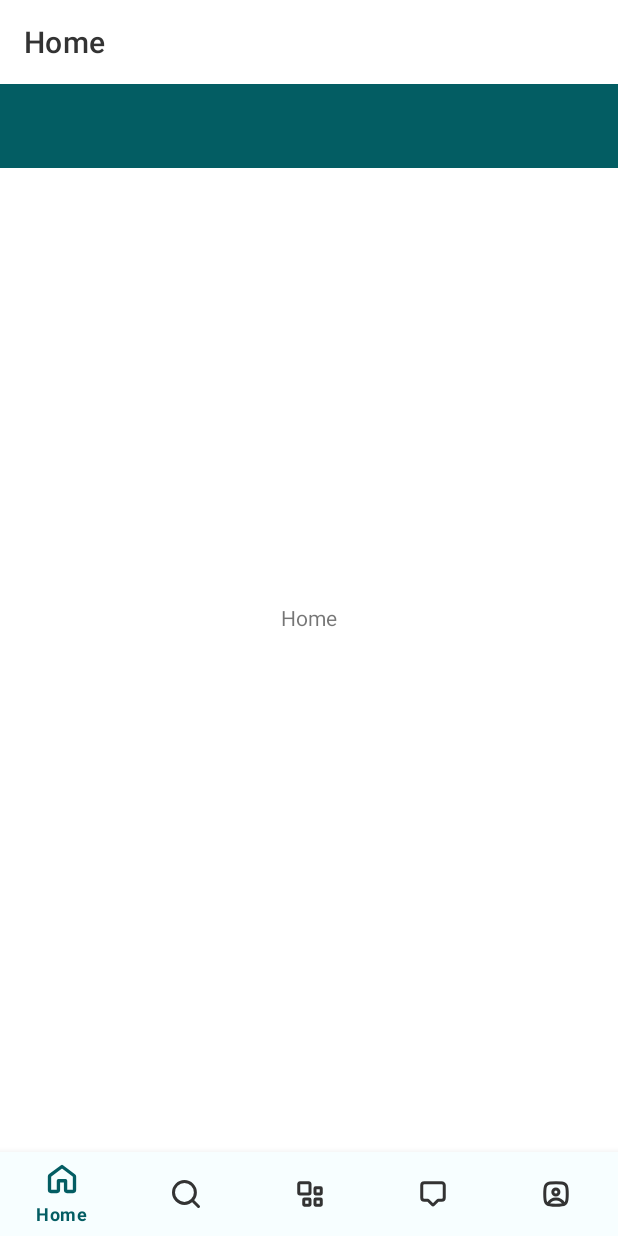
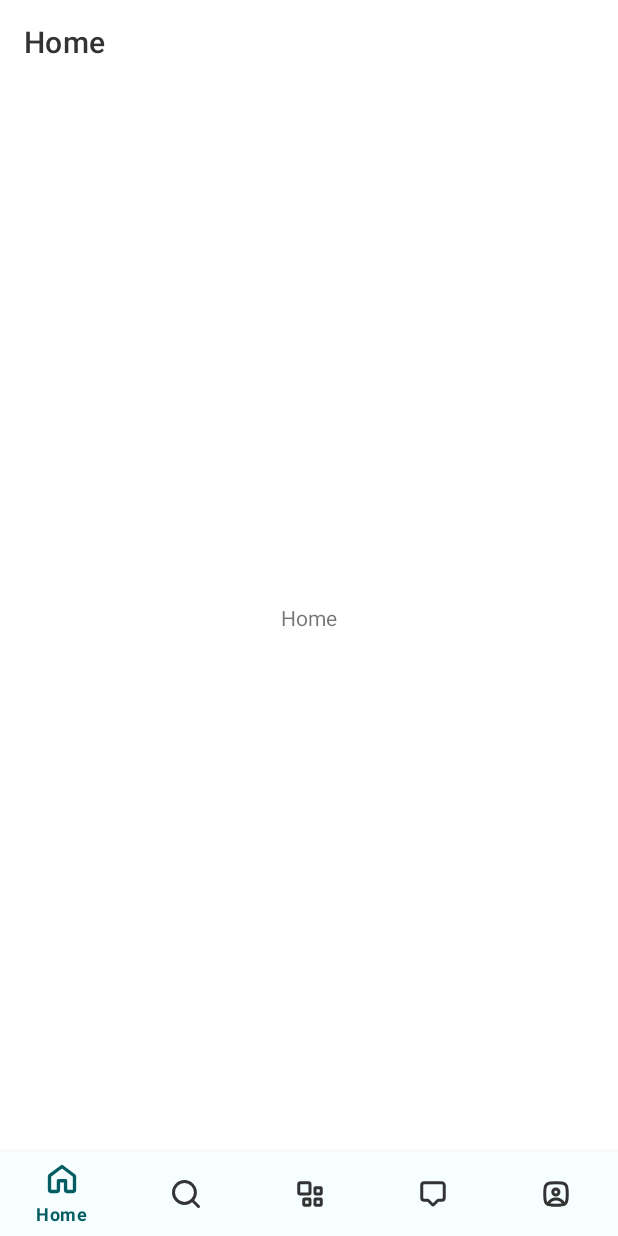
Before and after one commit to marawanxmamdouh/alc-MMSystem-admin, an Android app: the screen it shows after launch (MainActivity), on a phone screen of 412 x 824 dp. Run offline under Robolectric (Android 15) with nearby library versions, the phone set to English and light mode, and no system bars; our stand-ins replace data binding, navigation-ui.

Commit message:
Remove unnecessary Toolbar

```diff
--- a/app/src/main/res/layout/activity_main.xml
+++ b/app/src/main/res/layout/activity_main.xml
@@ -1,6 +1,5 @@
 <?xml version="1.0" encoding="utf-8"?>
-<layout
-    xmlns:android="http://schemas.android.com/apk/res/android"
+<layout xmlns:android="http://schemas.android.com/apk/res/android"
     xmlns:app="http://schemas.android.com/apk/res-auto"
     xmlns:tools="http://schemas.android.com/tools">
 
@@ -13,18 +12,9 @@
         android:layout_height="match_parent"
         tools:context="com.peculiaruc.alc_mmsystem_admin.ui.main.MainActivity">
 
-
         <androidx.constraintlayout.widget.ConstraintLayout
             android:layout_width="match_parent"
             android:layout_height="match_parent">
-
-            <androidx.appcompat.widget.Toolbar
-                android:id="@+id/toolbar"
-                android:layout_width="match_parent"
-                android:layout_height="wrap_content"
-                app:layout_constraintTop_toTopOf="parent"
-                android:background="@color/pry2"
-                android:theme="@style/ThemeOverlay.MaterialComponents.Dark.ActionBar" />
 
             <androidx.fragment.app.FragmentContainerView
                 android:id="@+id/nav_host_fragment"
```
